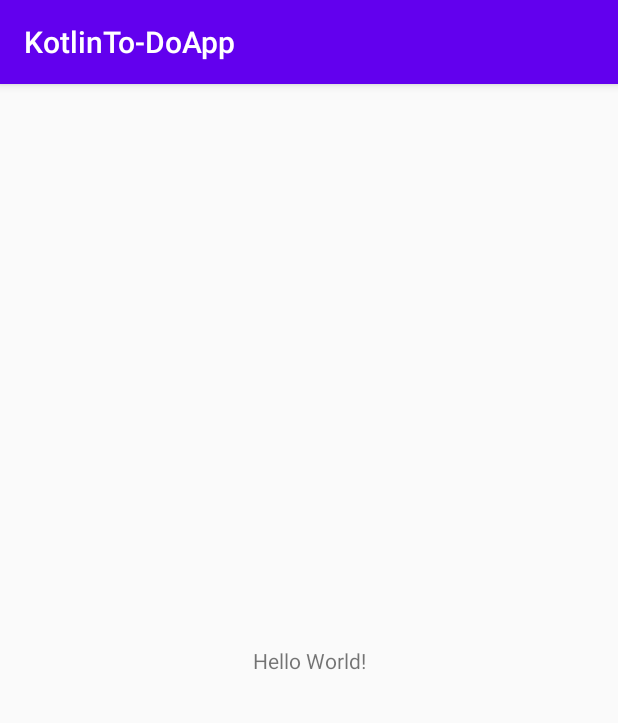
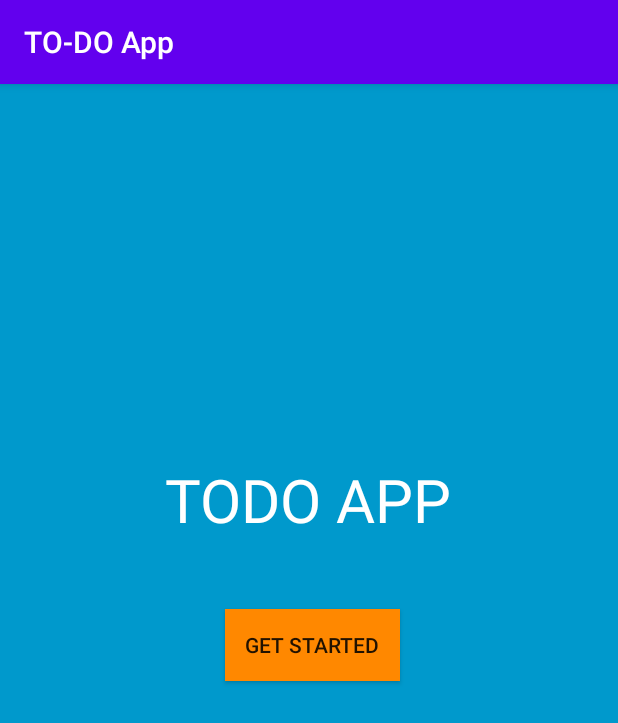
Before and after one commit to Tharun-code-bit/Kotlin-To-Do-App, an Android app: the screen it shows after launch (MainActivity before the commit, StartActivity after it), on a phone screen of 412 x 824 dp. Shown: the top 723 px of the screen. Run offline under Robolectric (Android 15) with nearby library versions, the phone set to English and light mode, and no system bars.

Commit message:
Initial Pages added

```diff
--- /dev/null
+++ b/app/src/main/java/com/example/kotlinto_doapp/StartActivity.kt
@@ -0,0 +1,20 @@
+package com.example.kotlinto_doapp
+
+import android.content.Intent
+import androidx.appcompat.app.AppCompatActivity
+import android.os.Bundle
+import android.widget.Button
+
+class StartActivity : AppCompatActivity() {
+    override fun onCreate(savedInstanceState: Bundle?) {
+        super.onCreate(savedInstanceState)
+        setContentView(R.layout.activity_start)
+
+        var startButton:Button = findViewById(R.id.startButton)
+
+        startButton.setOnClickListener{
+            var intent = Intent(this,AgreeActivity::class.java)
+            startActivity(intent)
+        }
+    }
+}
--- /dev/null
+++ b/app/src/main/res/layout/activity_start.xml
@@ -0,0 +1,33 @@
+<?xml version="1.0" encoding="utf-8"?>
+<androidx.constraintlayout.widget.ConstraintLayout xmlns:android="http://schemas.android.com/apk/res/android"
+    xmlns:app="http://schemas.android.com/apk/res-auto"
+    xmlns:tools="http://schemas.android.com/tools"
+    android:layout_width="match_parent"
+    android:layout_height="match_parent"
+    android:background="@android:color/holo_blue_dark"
+    tools:context=".StartActivity">
+
+    <TextView
+        android:layout_width="wrap_content"
+        android:layout_height="wrap_content"
+        android:text="TODO APP"
+        app:layout_constraintStart_toStartOf="parent"
+        app:layout_constraintTop_toTopOf="parent"
+        android:layout_marginTop="250dp"
+        android:layout_marginLeft="110dp"
+        android:textSize="40dp"
+        android:textColor="@android:color/white"/>
+
+    <Button
+        android:layout_width="wrap_content"
+        android:layout_height="wrap_content"
+        android:text="get started"
+        android:id="@+id/startButton"
+        app:layout_constraintStart_toStartOf="parent"
+        app:layout_constraintTop_toTopOf="parent"
+        android:layout_marginLeft="150dp"
+        android:layout_marginTop="350dp"
+        android:background="@android:color/holo_orange_dark"
+        android:padding="13dp"/>
+
+</androidx.constraintlayout.widget.ConstraintLayout>
--- a/app/src/main/res/values/strings.xml
+++ b/app/src/main/res/values/strings.xml
@@ -1,3 +1,8 @@
 <resources>
     <string name="app_name">KotlinTo-DoApp</string>
+    <string name="agree_content">
+        This is a simple TO-DO Application with cloud storage <br/>
+        All the activities added here will be saved in cloud storage<br/>
+        Please accept our terms to proceed
+    </string>
 </resources>
```
Also changed, not shown: app/src/main/AndroidManifest.xml (+6 -2 lines), app/src/main/java/com/example/kotlinto_doapp/AgreeActivity.kt (added, +27 -0 lines), app/src/main/res/layout/activity_agree.xml (added, +43 -0 lines).
